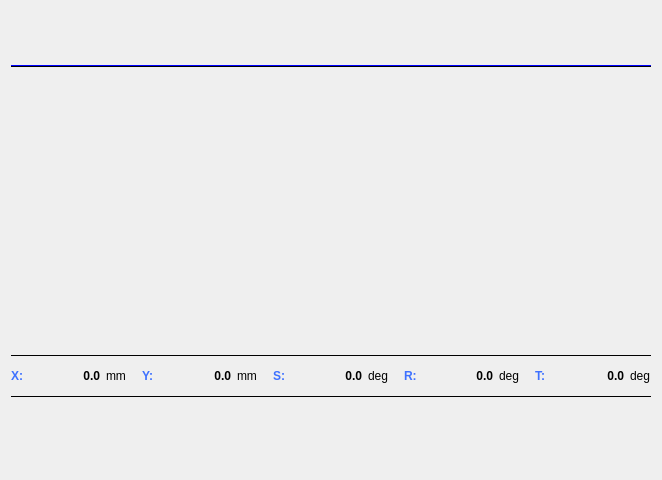
First picture: the form in mainframe.ui, repository GaussCheng/2-5AxisPunch, before the edit.
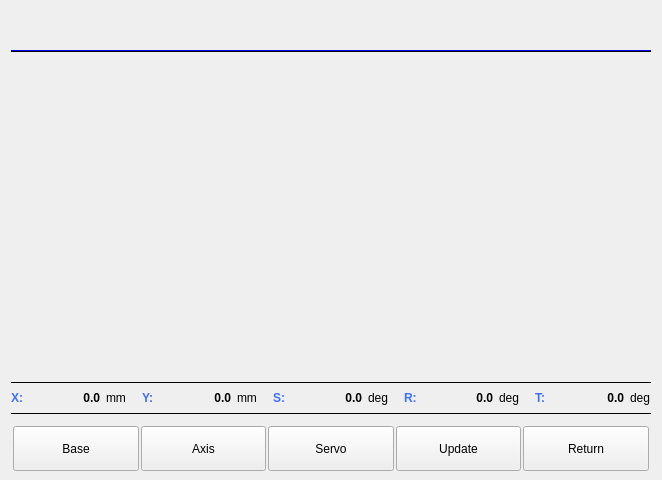
Second picture: the form after the edit. The open tabs and pages were chosen to show the change. Custom widgets are drawn as their Qt base class.

```diff
--- a/mainframe.ui
+++ b/mainframe.ui
@@ -14,6 +14,15 @@
    <string>MainFrame</string>
   </property>
   <layout class="QVBoxLayout" name="verticalLayout">
+   <property name="spacing">
+    <number>1</number>
+   </property>
+   <property name="topMargin">
+    <number>1</number>
+   </property>
+   <property name="bottomMargin">
+    <number>1</number>
+   </property>
    <item>
     <widget class="QWidget" name="headerContainer" native="true">
      <property name="minimumSize">
@@ -901,7 +910,126 @@
        </item>
       </layout>
      </widget>
-     <widget class="QWidget" name="page_6"/>
+     <widget class="QWidget" name="page_6">
+      <layout class="QHBoxLayout" name="horizontalLayout_3">
+       <property name="spacing">
+        <number>2</number>
+       </property>
+       <property name="margin">
+        <number>2</number>
+       </property>
+       <item>
+        <widget class="QPushButton" name="baseButton">
+         <property name="minimumSize">
+          <size>
+           <width>0</width>
+           <height>45</height>
+          </size>
+         </property>
+         <property name="focusPolicy">
+          <enum>Qt::NoFocus</enum>
+         </property>
+         <property name="text">
+          <string>Base</string>
+         </property>
+         <property name="checkable">
+          <bool>true</bool>
+         </property>
+         <attribute name="buttonGroup">
+          <string notr="true">buttonGroup</string>
+         </attribute>
+        </widget>
+       </item>
+       <item>
+        <widget class="QPushButton" name="axisButton">
+         <property name="minimumSize">
+          <size>
+           <width>0</width>
+           <height>45</height>
+          </size>
+         </property>
+         <property name="focusPolicy">
+          <enum>Qt::NoFocus</enum>
+         </property>
+         <property name="text">
+          <string>Axis</string>
+         </property>
+         <property name="checkable">
+          <bool>true</bool>
+         </property>
+         <attribute name="buttonGroup">
+          <string notr="true">buttonGroup</string>
+         </attribute>
+        </widget>
+       </item>
+       <item>
+        <widget class="QPushButton" name="servoButton">
+         <property name="minimumSize">
+          <size>
+           <width>0</width>
+           <height>45</height>
+          </size>
+         </property>
+         <property name="focusPolicy">
+          <enum>Qt::NoFocus</enum>
+         </property>
+         <property name="text">
+          <string>Servo</string>
+         </property>
+         <property name="checkable">
+          <bool>true</bool>
+         </property>
+         <attribute name="buttonGroup">
+          <string notr="true">buttonGroup</string>
+         </attribute>
+        </widget>
+       </item>
+       <item>
+        <widget class="QPushButton" name="updateButton">
+         <property name="minimumSize">
+          <size>
+           <width>0</width>
+           <height>45</height>
+          </size>
+         </property>
+         <property name="focusPolicy">
+          <enum>Qt::NoFocus</enum>
+         </property>
+         <property name="text">
+          <string>Update</string>
+         </property>
+         <property name="checkable">
+          <bool>true</bool>
+         </property>
+         <attribute name="buttonGroup">
+          <string notr="true">buttonGroup</string>
+         </attribute>
+        </widget>
+       </item>
+       <item>
+        <widget class="QPushButton" name="SettingReturn">
+         <property name="minimumSize">
+          <size>
+           <width>0</width>
+           <height>45</height>
+          </size>
+         </property>
+         <property name="focusPolicy">
+          <enum>Qt::NoFocus</enum>
+         </property>
+         <property name="text">
+          <string>Return</string>
+         </property>
+         <property name="checkable">
+          <bool>true</bool>
+         </property>
+         <attribute name="buttonGroup">
+          <string notr="true">buttonGroup</string>
+         </attribute>
+        </widget>
+       </item>
+      </layout>
+     </widget>
     </widget>
    </item>
   </layout>
```
Left out of the diff: 18 changed lines with no effect on the pictures.
